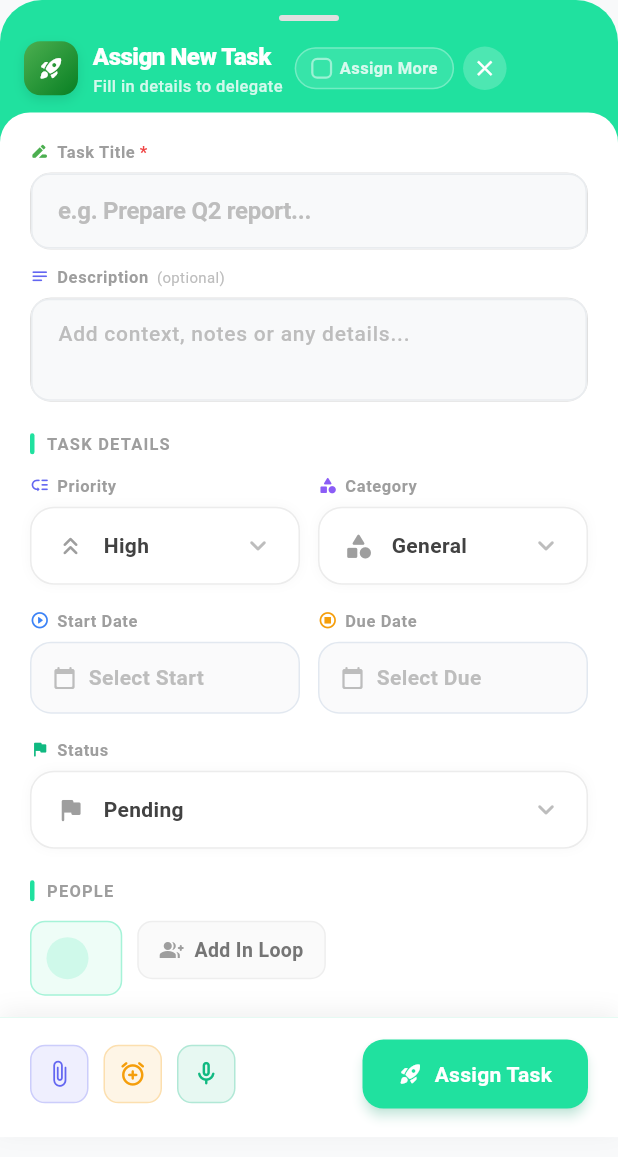
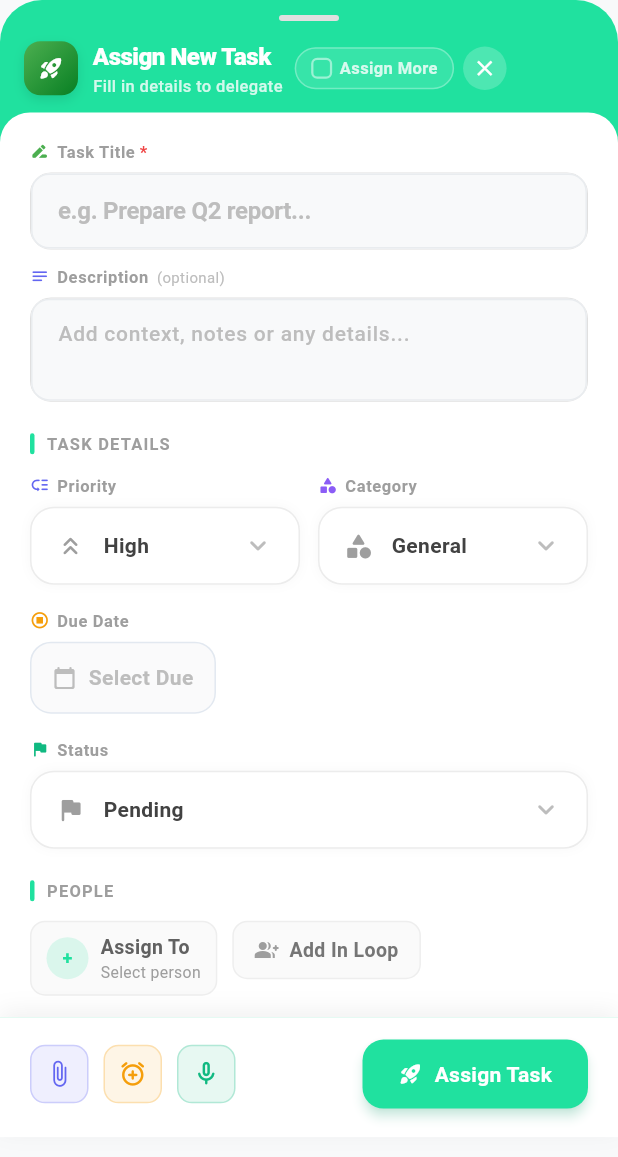
Before and after one commit to Sunilturkar2810/DT_pro_Two, a Flutter app: the AssignTaskSheet widget shown alone on an empty page, opened directly, on a phone screen of 412 x 824 dp. Shown: the top 1157 px of the screen. Run offline on Flutter 3.47's test engine with Material 3 defaults, Android fonts, the phone set to English and light mode, and no system bars; our stand-ins replace audioplayers, dio, file_picker, fl_chart, flutter_local_notifications, hive and 5 more; missing offline and left inert: record; accounts and stored records are empty; network calls fail.

Commit message:
fix: align backend schema and controllers with actual database structure
- Remove non-existent columns from schema.js (startDate, department, isRepeat, repeatFrequency, repeatStartDate, repeatEndDate)
- Add actual database columns to schema (parentId, groupId, deletedAt, deletedBy)
- Update delegation.controller.js to only use database-compatible fields
- Update delegate_model.dart to match actual API response structure
- Remove startDate from task detail and form UI display
- Keep status field (exists in database and user requested it)
- Simplify form to only include dueDate for scheduling

```diff
--- a/frontend/lib/model/delegate_model.dart
+++ b/frontend/lib/model/delegate_model.dart
@@ -32,19 +32,13 @@
   String assingDoerId;
   String priority;
   String dueDate;
-  String? startDate;
   String status;
-  String department;
   bool evidenceRequired;
   List<RemarkModel> remarks;
 
   // Additional fields from backend
   List<String> inLoopIds;
   String category;
-  bool isRepeat;
-  String? repeatFrequency;
-  String? repeatStartDate;
-  String? repeatEndDate;
   String? asset;
   List<Map<String, dynamic>> checklistItems;
 
@@ -65,17 +59,11 @@
     required this.assingDoerId,
     required this.priority,
     required this.dueDate,
-    this.startDate,
     this.status = "Pending",
-    this.department = "General",
     this.evidenceRequired = false,
     this.remarks = const [],
     this.inLoopIds = const [],
     this.category = "General",
-    this.isRepeat = false,
-    this.repeatFrequency,
-    this.repeatStartDate,
-    this.repeatEndDate,
     this.checklistItems = const [],
     this.delegatorName = '',
     this.assigneeName = '',
@@ -130,17 +118,11 @@
       assingDoerId: json['doerId'] ?? json['doer_id'] ?? json['assingDoerId'] ?? json['assing_doer_id'] ?? '',
       priority: json['priority'] ?? 'Medium',
       dueDate: json['dueDate'] ?? json['due_date'] ?? '',
-      startDate: json['startDate'] ?? json['start_date'],
       status: json['status'] ?? 'Pending',
-      department: json['department'] ?? 'General',
       evidenceRequired: json['evidenceRequired'] == true || json['evidence_required'] == true || json['evidenceRequired'] == 1 || json['evidence_required'] == 1,
       remarks: remarksList,
       inLoopIds: inLoopList,
       category: json['category'] ?? 'General',
-      isRepeat: json['isRepeat'] == true || json['is_repeat'] == true || json['isRepeat'] == 1 || json['is_repeat'] == 1,
-      repeatFrequency: json['repeatFrequency'] ?? json['repeat_frequency'],
-      repeatStartDate: json['repeatStartDate'] ?? json['repeat_start_date'],
-      repeatEndDate: json['repeatEndDate'] ?? json['repeat_end_date'],
       checklistItems: checklistItemsList,
       delegatorName: '$delegatorFirst $delegatorLast'.trim(),
       assigneeName: '$assigneeFirst $assigneeLast'.trim(),
@@ -159,16 +141,10 @@
       "doerId": assingDoerId,
       "priority": priority,
       "dueDate": dueDate,
-      if (startDate != null) "startDate": startDate,
       "status": status,
-      "department": department,
       "evidenceRequired": evidenceRequired,
       "inLoopIds": inLoopIds,
       "category": category,
-      "isRepeat": isRepeat,
-      "repeatFrequency": repeatFrequency,
-      "repeatStartDate": repeatStartDate,
-      "repeatEndDate": repeatEndDate,
       "checklistItems": checklistItems,
       "asset": asset,
       if (voiceNoteUrl != null) "voiceNoteUrl": voiceNoteUrl,
--- a/frontend/lib/widget/assign_task_sheet.dart
+++ b/frontend/lib/widget/assign_task_sheet.dart
@@ -245,19 +245,13 @@
       assingDoerId: _selectedDoer!.id,
       priority: _priority,
       status: _status,
-      startDate: _startDate?.toIso8601String(),
       dueDate: _endDate?.toIso8601String() ??
           _startDate?.toIso8601String() ??
           DateTime.now().toIso8601String(),
       category: _category,
       inLoopIds: _selectedInLoop.map((u) => u.id).toList(),
-      isRepeat: _repeat,
-      repeatFrequency: _repeat ? _repeatFrequency : null,
-      repeatStartDate: _startDate?.toIso8601String(),
-      repeatEndDate: _endDate?.toIso8601String(),
       checklistItems:
           _checklist.map((t) => {'text': t, 'status': 'Pending'}).toList(),
-      department: auth.currentUser?.department ?? 'General',
       voiceNoteUrl: voiceNoteUrl,
       referenceDocs: refDocUrls,
       reminderAt: _reminderDateTime?.toIso8601String(),
@@ -1098,43 +1092,7 @@
         const SizedBox(height: 16),
         Row(
           children: [
-            Expanded(
-              child: Column(
-                crossAxisAlignment: CrossAxisAlignment.start,
-                children: [
-                  Row(children: [
-                    const Icon(Icons.play_circle_outline_rounded, size: 13, color: Color(0xFF3B82F6)),
-                    const SizedBox(width: 5),
-                    Text('Start Date', style: TextStyle(fontSize: 11, fontWeight: FontWeight.w700, color: Colors.grey[500], letterSpacing: 0.4)),
-                  ]),
-                  const SizedBox(height: 6),
-                  GestureDetector(
-                    onTap: () => _pickDate(true),
-                    child: Container(
-                      padding: const EdgeInsets.symmetric(horizontal: 14, vertical: 13),
-                      decoration: BoxDecoration(
-                        color: _startDate != null ? const Color(0xFF3B82F6).withOpacity(0.06) : const Color(0xFFFAFAFB),
-                        borderRadius: BorderRadius.circular(14),
-                        border: Border.all(color: _startDate != null ? const Color(0xFF3B82F6).withOpacity(0.3) : const Color(0xFFE2E8F0)),
-                      ),
-                      child: Row(
-                        children: [
-                          Icon(Icons.calendar_today_rounded, size: 16, color: _startDate != null ? const Color(0xFF3B82F6) : Colors.grey[400]),
-                          const SizedBox(width: 8),
-                          Text(
-                            _startDate != null ? DateFormat('dd MMM yyyy').format(_startDate!) : 'Select Start',
-                            style: TextStyle(fontSize: 14, fontWeight: FontWeight.w600, color: _startDate != null ? const Color(0xFF3B82F6) : Colors.grey[400]),
-                          ),
-                        ],
-                      ),
-                    ),
-                  ),
-                ],
-              ),
-            ),
-            const SizedBox(width: 12),
-            Expanded(
-              child: Column(
+            Column(
               crossAxisAlignment: CrossAxisAlignment.start,
               children: [
                 Row(children: [
@@ -1163,9 +1121,7 @@
                       ],
                     ),
                   ),
-                  ),
-                ],
-              ),
+                ],
               ),
             ],
           ),
```
Also changed, not shown: frontend/lib/screen/home/task_detail.dart (+1 -43 lines), 3 other files. Lines whose indentation alone changed are shown as unchanged.
